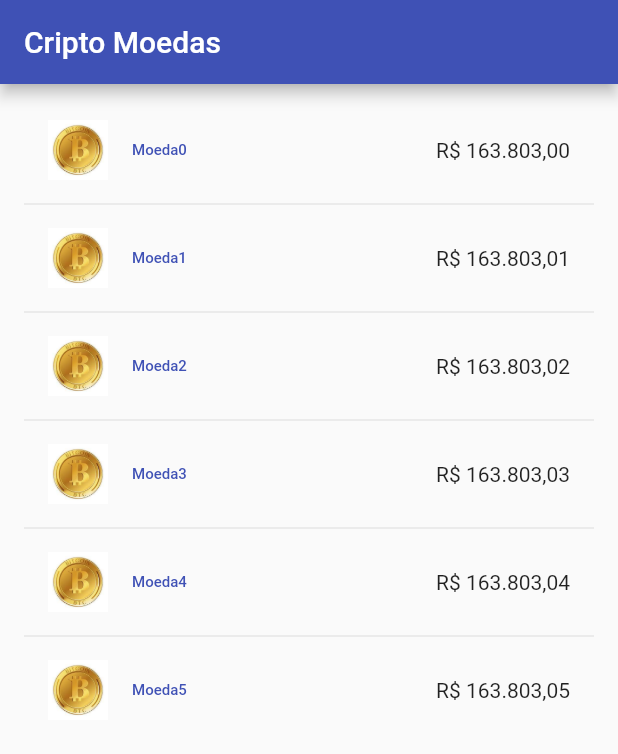
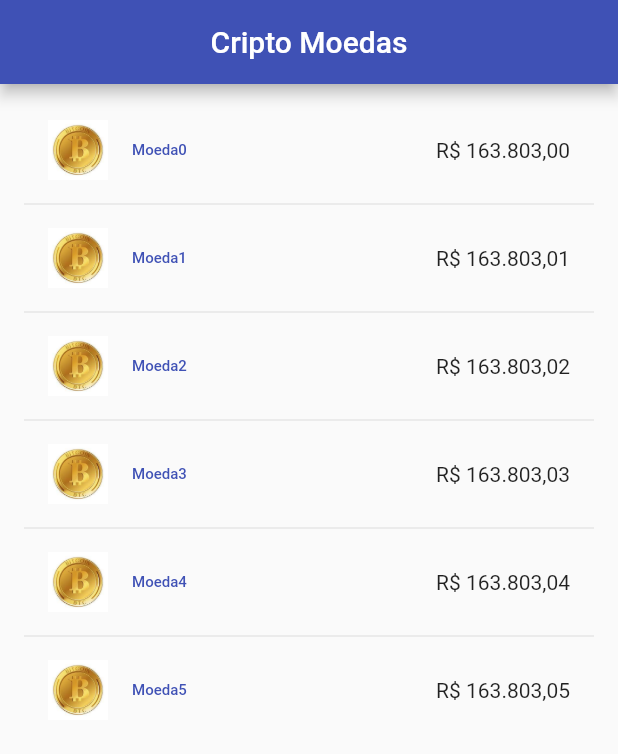
Before and after one commit to harleycardoso/flutter-app-cripto-moedas, a Flutter app: the screen it shows after launch, on a phone screen of 412 x 824 dp. Shown: the top 754 px of the screen. Run offline on Flutter 3.47's test engine with Material 2 defaults, Android fonts, the phone set to English and light mode, and no system bars; our stand-ins replace firebase_auth, firebase_core; accounts and stored records are empty.

Commit message:
Customizado App Bar e o Floating Action Button

```diff
--- a/lib/pages/moedas_page.dart
+++ b/lib/pages/moedas_page.dart
@@ -11,24 +11,54 @@ class MoedasPage extends StatefulWidget {
 }
 
 class _MoedasPageState extends State<MoedasPage> {
-
   final tabela = MoedaRepository.tabela;
   NumberFormat real = NumberFormat.currency(locale: 'pt_BR', name: 'R\$');
   List<Object> selecionado = [];
 
   void _selectedItem(Moeda moeda) {
     setState(() {
-      (selecionado.contains(moeda) ? selecionado.remove(moeda) : selecionado.add(moeda));
+      (selecionado.contains(moeda)
+          ? selecionado.remove(moeda)
+          : selecionado.add(moeda));
     });
     print(selecionado.contains(moeda));
+  }
+
+  _appBarDinamico() {
+    if (selecionado.isEmpty) {
+      return AppBar(
+        centerTitle: true,
+        title: Text('Cripto Moedas'),
+
+      );
+    } else {
+      return AppBar(
+        leading: IconButton(
+          icon: Icon(Icons.arrow_back),
+          onPressed: () {
+            setState(() {
+              selecionado = [];
+            });
+          },
+        ),
+        centerTitle: true,
+        title: Text('${selecionado.length} seleção'),
+        backgroundColor: Colors.blueGrey[50],
+        elevation: 1,
+        iconTheme: IconThemeData(color: Colors.black87),
+        titleTextStyle: TextStyle(
+            color: Colors.black87,
+            fontSize: 20,
+            fontWeight: FontWeight.bold,
+          ),
+      );
+    }
   }
 
   @override
   Widget build(BuildContext context) {
     return Scaffold(
-        appBar: AppBar(
-          title: Text('Cripto Moedas'),
-        ),
+      appBar: _appBarDinamico(),
       body: ListView.separated(
         itemBuilder: (BuildContext context, int moeda) {
           return ListTile(
@@ -51,23 +81,34 @@ class _MoedasPageState extends State<MoedasPage> {
                 color: Colors.indigo,
               ),
             ),
-
             trailing: Text(real.format(tabela[moeda].preco)),
             selected: (selecionado.contains(tabela[moeda])),
             selectedTileColor: Colors.indigo[50],
-              onLongPress: (){
+            onLongPress: () {
               _selectedItem(tabela[moeda]);
             },
-
-
           );
         },
-
         padding: EdgeInsets.all(16),
         separatorBuilder: (_, __) => Divider(),
         itemCount: tabela.length,
-
-
-        ));
+      ),
+      floatingActionButtonLocation: FloatingActionButtonLocation.centerFloat,
+      floatingActionButton: (selecionado.isNotEmpty)
+          ? FloatingActionButton.extended(
+              onPressed: () {
+                selecionado = [];
+                _appBarDinamico();
+              },
+              icon: Icon(Icons.star),
+              label: Text(
+                'Favoritar',
+                style: TextStyle(
+                  letterSpacing: 0,
+                  fontWeight: FontWeight.bold,
+                ),
+              ))
+          : null,
+    );
   }
 }
```
Lines whose indentation alone changed are shown as unchanged.
